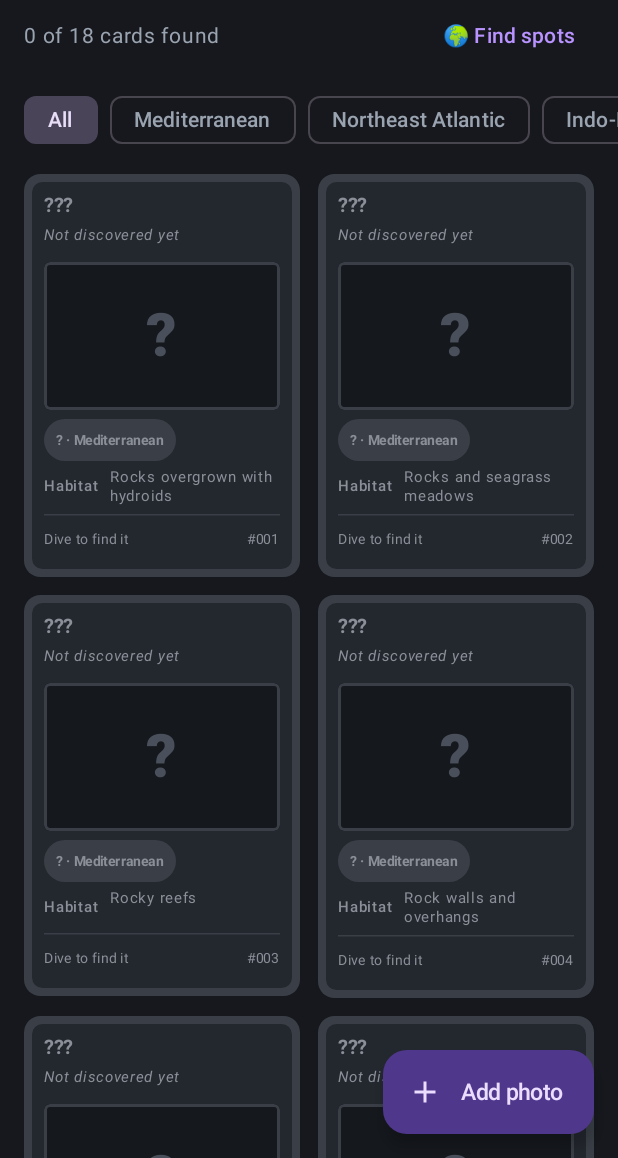
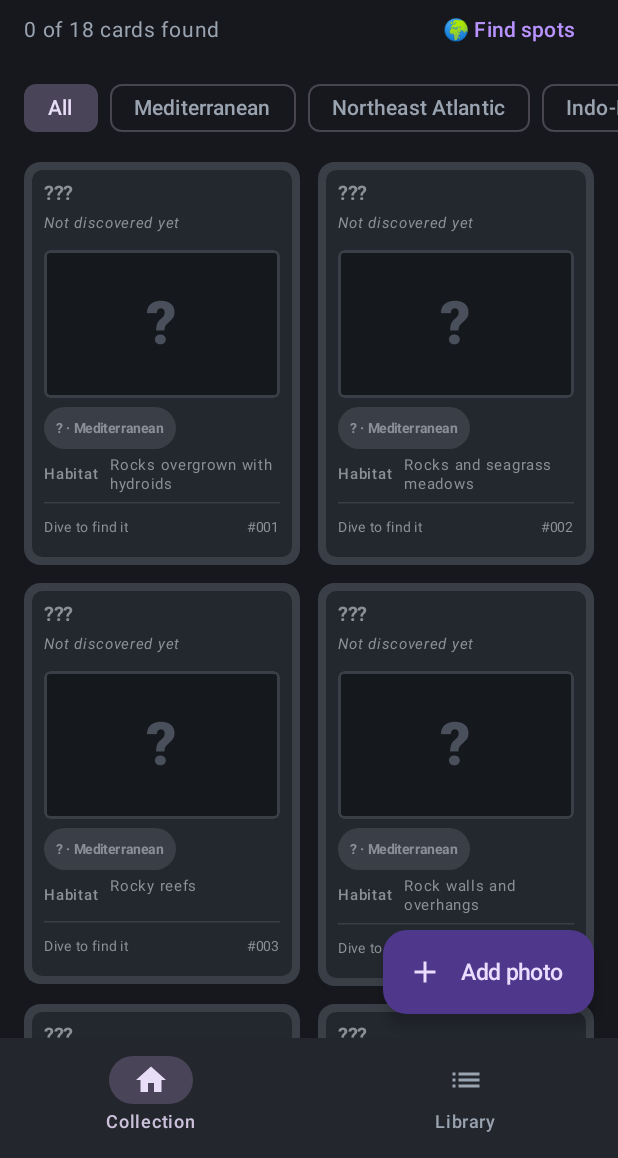
Before and after one commit to aouarius/nudibranch, an Android app built with Jetpack Compose: the screen it shows after launch (MainActivity), on a phone screen of 412 x 824 dp, the part 78-1236 px from its top. Run offline under Robolectric (Android 15) with nearby library versions, the phone set to English and light mode, and no system bars.

Commit message:
Add a library page with every species
A bottom bar switches between the collection (still the main page) and
a new library listing all species, found or not, with search, region
filter and a detail view with family, region, rarity and facts.

Co-Authored-By: Claude <noreply@anthropic.com>
Claude-Session: https://claude.ai/code/session_012tTuXbMoFsgq8sEojKWLhB

```diff
--- a/app/src/main/kotlin/io/github/aouarius/nudibranche/ui/CatalogScreen.kt
+++ b/app/src/main/kotlin/io/github/aouarius/nudibranche/ui/CatalogScreen.kt
@@ -27,7 +27,9 @@ import androidx.compose.foundation.lazy.items
 import androidx.compose.foundation.rememberScrollState
 import androidx.compose.foundation.shape.RoundedCornerShape
 import androidx.compose.material.icons.Icons
+import androidx.compose.material.icons.automirrored.filled.List
 import androidx.compose.material.icons.filled.Add
+import androidx.compose.material.icons.filled.Home
 import androidx.compose.material3.AlertDialog
 import androidx.compose.material3.Button
 import androidx.compose.material3.CircularProgressIndicator
@@ -35,6 +37,8 @@ import androidx.compose.material3.ExperimentalMaterial3Api
 import androidx.compose.material3.ExtendedFloatingActionButton
 import androidx.compose.material3.FilterChip
 import androidx.compose.material3.HorizontalDivider
+import androidx.compose.material3.NavigationBar
+import androidx.compose.material3.NavigationBarItem
 import androidx.compose.material3.Icon
 import androidx.compose.material3.OutlinedTextField
 import androidx.compose.material3.Scaffold
@@ -74,33 +78,71 @@ fun CatalogScreen(viewModel: CatalogViewModel = viewModel()) {
     }
 }
 
+private enum class Page { COLLECTION, LIBRARY }
+
 @Composable
 private fun Catalog(viewModel: CatalogViewModel) {
     val strings = LocalStrings.current
-    val collection = viewModel.collection
-    var region by rememberSaveable { mutableStateOf<Region?>(null) }
-    var detailId by rememberSaveable { mutableStateOf<String?>(null) }
+    var page by rememberSaveable { mutableStateOf(Page.COLLECTION) }
     var showGlobe by rememberSaveable { mutableStateOf(false) }
     val picker = rememberLauncherForActivityResult(PickVisualMedia()) { uri ->
         if (uri != null) viewModel.onPhotoPicked(uri)
     }
-    val shown = viewModel.species.filter { region == null || it.region == region }
 
     Scaffold(
         containerColor = AppColors.Background,
+        bottomBar = {
+            NavigationBar(containerColor = AppColors.Surface) {
+                NavigationBarItem(
+                    selected = page == Page.COLLECTION,
+                    onClick = { page = Page.COLLECTION },
+                    icon = { Icon(Icons.Filled.Home, contentDescription = null) },
+                    label = { Text(strings.collectionTab) },
+                )
+                NavigationBarItem(
+                    selected = page == Page.LIBRARY,
+                    onClick = { page = Page.LIBRARY },
+                    icon = { Icon(Icons.AutoMirrored.Filled.List, contentDescription = null) },
+                    label = { Text(strings.libraryTab) },
+                )
+            }
+        },
         floatingActionButton = {
+            if (page == Page.COLLECTION) {
                 ExtendedFloatingActionButton(
                     onClick = { picker.launch(PickVisualMediaRequest(PickVisualMedia.ImageOnly)) },
                     icon = { Icon(Icons.Filled.Add, contentDescription = null) },
                     text = { Text(strings.addPhoto, fontSize = 15.sp) },
                 )
+            }
         },
     ) { padding ->
         Column(Modifier.padding(padding)) {
+            when (page) {
+                Page.COLLECTION -> CollectionPage(viewModel, onShowGlobe = { showGlobe = true })
+                Page.LIBRARY -> LibraryPage(viewModel)
+            }
+        }
+    }
+
+    if (showGlobe) {
+        FindsGlobeDialog(viewModel, onDismiss = { showGlobe = false })
+    }
+    ImportDialogs(viewModel)
+}
+
+/** Title row with the language switch, shared by both pages. */
+@Composable
+fun PageHeader(
+    title: String,
+    subtitle: String,
+    viewModel: CatalogViewModel,
+    action: @Composable () -> Unit = {},
+) {
     Column(Modifier.padding(start = Space.l, end = Space.l, top = Space.l, bottom = Space.s)) {
         Row(verticalAlignment = Alignment.CenterVertically) {
             Text(
-                        "Nudidex",
+                title,
                 color = AppColors.Text,
                 fontSize = 30.sp,
                 fontWeight = FontWeight.Black,
@@ -109,16 +151,29 @@ private fun Catalog(viewModel: CatalogViewModel) {
             )
             LanguageToggle(viewModel.language, onChange = viewModel::changeLanguage)
         }
-                Row(verticalAlignment = Alignment.CenterVertically) {
-                    Text(
-                        strings.cardsFound(collection.unlockedCount(), viewModel.species.size),
-                        color = AppColors.TextMuted,
-                        fontSize = 14.sp,
-                        modifier = Modifier.weight(1f),
-                    )
-                    TextButton(onClick = { showGlobe = true }) { Text(strings.findSpotsButton, fontSize = 14.sp) }
+        Row(Modifier.height(40.dp), verticalAlignment = Alignment.CenterVertically) {
+            Text(subtitle, color = AppColors.TextMuted, fontSize = 14.sp, modifier = Modifier.weight(1f))
+            action()
         }
     }
+}
+
+/** The main page: the player's cards. */
+@Composable
+private fun CollectionPage(viewModel: CatalogViewModel, onShowGlobe: () -> Unit) {
+    val strings = LocalStrings.current
+    val collection = viewModel.collection
+    var region by rememberSaveable { mutableStateOf<Region?>(null) }
+    var detailId by rememberSaveable { mutableStateOf<String?>(null) }
+    val shown = viewModel.species.filter { region == null || it.region == region }
+
+    Column {
+        PageHeader(
+            title = "Nudidex",
+            subtitle = strings.cardsFound(collection.unlockedCount(), viewModel.species.size),
+            viewModel = viewModel,
+            action = { TextButton(onClick = onShowGlobe) { Text(strings.findSpotsButton, fontSize = 14.sp) } },
+        )
         RegionFilter(selected = region, onSelect = { region = it })
         LazyVerticalGrid(
             columns = GridCells.Adaptive(minSize = 156.dp),
@@ -136,15 +191,10 @@ private fun Catalog(viewModel: CatalogViewModel) {
             }
         }
     }
-    }
 
     viewModel.species.firstOrNull { it.id == detailId }?.let { species ->
         CardDetailDialog(species = species, viewModel = viewModel, onDismiss = { detailId = null })
     }
-    if (showGlobe) {
-        FindsGlobeDialog(viewModel, onDismiss = { showGlobe = false })
-    }
-    ImportDialogs(viewModel)
 }
 
 /** Two-part pill: DE | EN. */
@@ -173,7 +223,7 @@ private fun LanguageToggle(current: Language, onChange: (Language) -> Unit) {
 }
 
 @Composable
-private fun RegionFilter(selected: Region?, onSelect: (Region?) -> Unit) {
+fun RegionFilter(selected: Region?, onSelect: (Region?) -> Unit) {
     val strings = LocalStrings.current
     Row(
         Modifier
--- a/app/src/main/kotlin/io/github/aouarius/nudibranche/ui/SpeciesCard.kt
+++ b/app/src/main/kotlin/io/github/aouarius/nudibranche/ui/SpeciesCard.kt
@@ -251,7 +251,7 @@ private fun HoloShimmer(modifier: Modifier) {
     }
 }
 
-private fun depthText(species: Species, strings: Strings): String =
+internal fun depthText(species: Species, strings: Strings): String =
     if (species.depthMaxM == 0) strings.surface else "${species.depthMinM}–${species.depthMaxM} m"
 
 fun formatCardDate(isoDateTime: String, strings: Strings): String? =
--- a/app/src/main/kotlin/io/github/aouarius/nudibranche/ui/Strings.kt
+++ b/app/src/main/kotlin/io/github/aouarius/nudibranche/ui/Strings.kt
@@ -68,6 +68,17 @@ interface Strings {
     val south: String
     val east: String
     val west: String
+
+    val collectionTab: String
+    val libraryTab: String
+    val libraryTitle: String
+    fun libraryCount(total: Int, found: Int): String
+    val found: String
+    val notFoundYet: String
+    val family: String
+    val region: String
+    val rarity: String
+    fun firstFound(date: String): String
 }
 
 object GermanStrings : Strings {
@@ -139,6 +150,17 @@ object GermanStrings : Strings {
     override val south = "S"
     override val east = "O"
     override val west = "W"
+
+    override val collectionTab = "Sammlung"
+    override val libraryTab = "Bibliothek"
+    override val libraryTitle = "Bibliothek"
+    override fun libraryCount(total: Int, found: Int) = "$total Arten · $found gefunden"
+    override val found = "Gefunden"
+    override val notFoundYet = "Noch nicht gefunden"
+    override val family = "Familie"
+    override val region = "Region"
+    override val rarity = "Seltenheit"
+    override fun firstFound(date: String) = "Zum ersten Mal gefunden am $date"
 }
 
 object EnglishStrings : Strings {
@@ -210,6 +232,17 @@ object EnglishStrings : Strings {
     override val south = "S"
     override val east = "E"
     override val west = "W"
+
+    override val collectionTab = "Collection"
+    override val libraryTab = "Library"
+    override val libraryTitle = "Library"
+    override fun libraryCount(total: Int, found: Int) = "$total species · $found found"
+    override val found = "Found"
+    override val notFoundYet = "Not found yet"
+    override val family = "Family"
+    override val region = "Region"
+    override val rarity = "Rarity"
+    override fun firstFound(date: String) = "First found on $date"
 }
 
 fun stringsFor(language: Language): Strings = if (language == Language.DE) GermanStrings else EnglishStrings
```
Also changed, not shown: app/src/main/kotlin/io/github/aouarius/nudibranche/ui/LibraryPage.kt (added, +214 -0 lines). Lines whose indentation alone changed are shown as unchanged.
